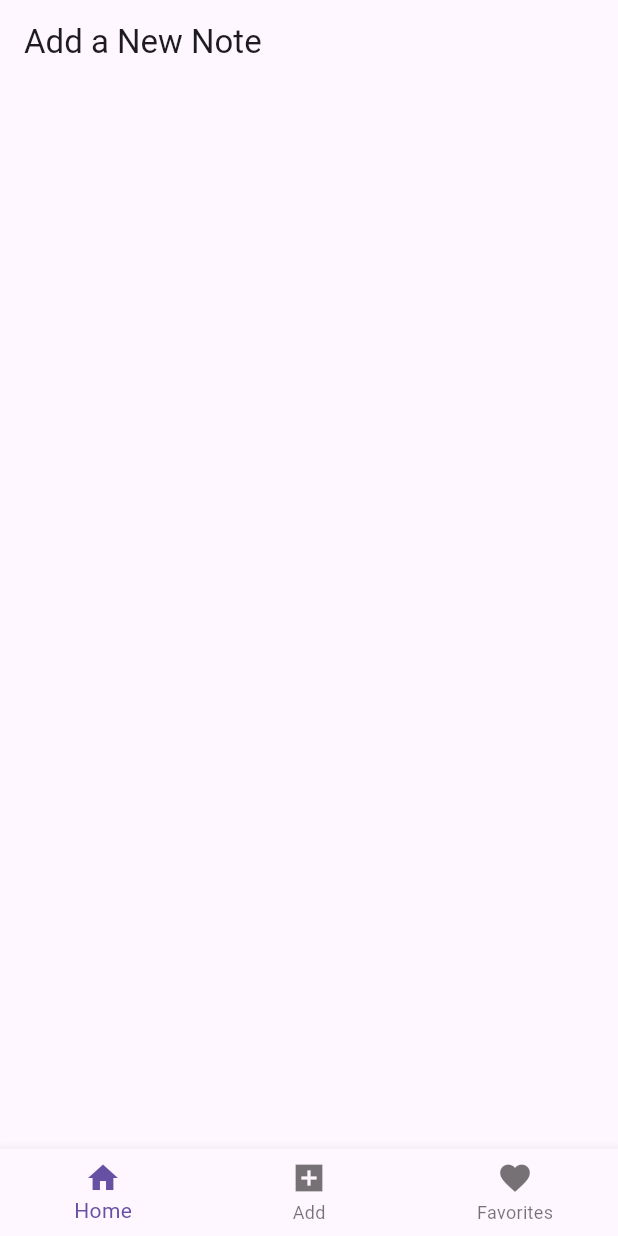
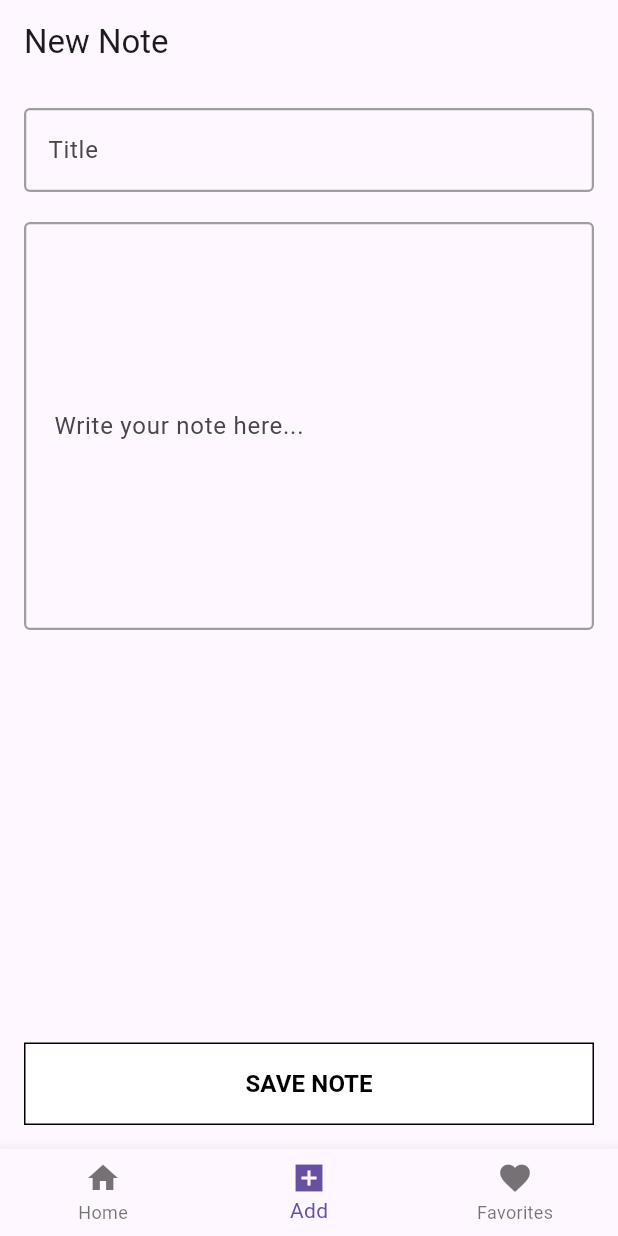
Before and after one commit to malaka96/note-application-mobile-app, a Flutter app: the screen it shows after launch, item 2 of the bottom bar chosen, on a phone screen of 412 x 824 dp. Run offline on Flutter 3.47's test engine with Material 3 defaults, Android fonts, the phone set to English and light mode, and no system bars; network calls fail.

Commit message:
completed add new note page ui

```diff
--- a/lib/pages/add_page.dart
+++ b/lib/pages/add_page.dart
@@ -1,13 +1,128 @@
 import 'package:flutter/material.dart';
 
-class AddPage extends StatelessWidget {
+class AddPage extends StatefulWidget {
   const AddPage({super.key});
+
+  @override
+  State<AddPage> createState() => _AddPageState();
+}
+
+class _AddPageState extends State<AddPage> {
+  final _titleController = TextEditingController();
+  final _bodyController = TextEditingController();
+  final _formKey = GlobalKey<FormState>();
+
+  @override
+  void dispose() {
+    _titleController.dispose();
+    _bodyController.dispose();
+
+    super.dispose();
+  }
+
+  void _saveNote() {}
 
   @override
   Widget build(BuildContext context) {
     return Scaffold(
-      appBar: AppBar(
-        title: Text("Add a New Note"),
+      appBar: AppBar(title: const Text('New Note')),
+      body: Padding(
+        padding: const EdgeInsets.all(16.0),
+        child: Form(
+          key: _formKey,
+          child: Column(
+            crossAxisAlignment: CrossAxisAlignment.stretch,
+            children: [
+              // Title Field
+              TextFormField(
+                controller: _titleController,
+                decoration: InputDecoration(
+                  label: Text("Title"),
+                  hintStyle: TextStyle(color: Colors.grey[600]),
+                  border: OutlineInputBorder(
+                    borderSide: const BorderSide(
+                      color: Colors.grey,
+                      width: 1.5,
+                    ),
+                  ),
+                  enabledBorder: OutlineInputBorder(
+                    borderSide: const BorderSide(
+                      color: Colors.grey,
+                      width: 1.5,
+                    ),
+                  ),
+                  focusedBorder: OutlineInputBorder(
+                    borderSide: const BorderSide(color: Colors.black, width: 2),
+                  ),
+                ),
+                validator: (value) {
+                  if (value == null || value.trim().isEmpty) {
+                    return 'Please enter a title';
+                  }
+                  return null;
+                },
+              ),
+
+              const SizedBox(height: 20),
+
+              // Body Field (bigger, multiline)
+              Expanded(
+                child: TextFormField(
+                  controller: _bodyController,
+                  maxLines: null,
+                  minLines: 10,
+                  decoration: InputDecoration(
+                    label: Text('Write your note here...'),
+                    border: OutlineInputBorder(
+                      borderSide: const BorderSide(
+                        color: Colors.grey,
+                        width: 1.5,
+                      ),
+                    ),
+                    enabledBorder: OutlineInputBorder(
+                      borderSide: const BorderSide(
+                        color: Colors.grey,
+                        width: 1.5,
+                      ),
+                    ),
+                    focusedBorder: OutlineInputBorder(
+                      borderSide: const BorderSide(
+                        color: Colors.black,
+                        width: 1.5,
+                      ),
+                    ),
+                    contentPadding: const EdgeInsets.all(16),
+                  ),
+                  validator: (value) {
+                    if (value == null || value.trim().isEmpty) {
+                      return 'Please write something';
+                    }
+                    return null;
+                  },
+                ),
+              ),
+
+              const SizedBox(height: 24),
+
+              // Save Button (big & clear)
+              FilledButton(
+                style: FilledButton.styleFrom(
+                  backgroundColor: Colors.white,
+                  foregroundColor: Colors.black,
+                  padding: const EdgeInsets.symmetric(vertical: 16),
+                  shape: RoundedRectangleBorder(
+                    side: const BorderSide(color: Colors.black),
+                  ),
+                ),
+                onPressed: _saveNote,
+                child: const Text(
+                  'SAVE NOTE',
+                  style: TextStyle(fontSize: 16, fontWeight: FontWeight.bold),
+                ),
+              ),
+            ],
+          ),
+        ),
       ),
     );
   }
--- a/lib/pages/home_page.dart
+++ b/lib/pages/home_page.dart
@@ -31,7 +31,11 @@ class _HomePageState extends State<HomePage> {
                 itemCount: notes.length,
                 itemBuilder: (context, index) {
                   final note = notes[index];
-                  return NoteCard(title: note.title, body: note.body);
+                  return NoteCard(
+                    id: note.id,
+                    title: note.title,
+                    body: note.body,
+                  );
                 },
               );
             }
--- a/lib/pages/screen_manager.dart
+++ b/lib/pages/screen_manager.dart
@@ -26,6 +26,7 @@ class _ScreenManagerState extends State<ScreenManager> {
       body: _screenList[_selectedIndex],
       bottomNavigationBar: BottomNavigationBar(
         onTap: _onItemTap,
+        currentIndex: _selectedIndex,
         items: [
           BottomNavigationBarItem(icon: Icon(Icons.home), label: "Home"),
           BottomNavigationBarItem(
--- a/lib/widgets/note_card.dart
+++ b/lib/widgets/note_card.dart
@@ -1,9 +1,10 @@
 import 'package:flutter/material.dart';
 
 class NoteCard extends StatelessWidget {
+  final int id;
   final String title;
   final String body;
-  const NoteCard({super.key, required this.title, required this.body});
+  const NoteCard({super.key, required this.id, required this.title, required this.body});
 
   @override
   Widget build(BuildContext context) {
@@ -37,9 +38,9 @@ class NoteCard extends StatelessWidget {
                   ),
                 ],
               ),
-              const SizedBox(height: 5),
+              const SizedBox(height: 2),
               const Divider(),
-              const SizedBox(height: 5),
+              const SizedBox(height: 2),
               Text(body),
             ],
           ),
```
